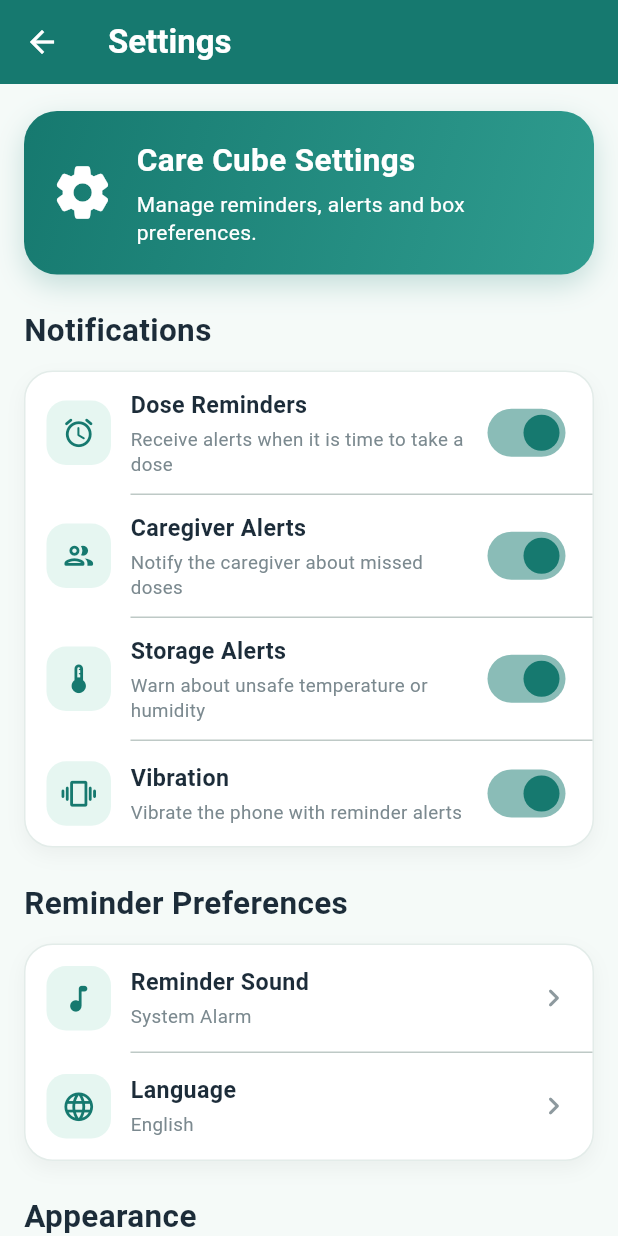
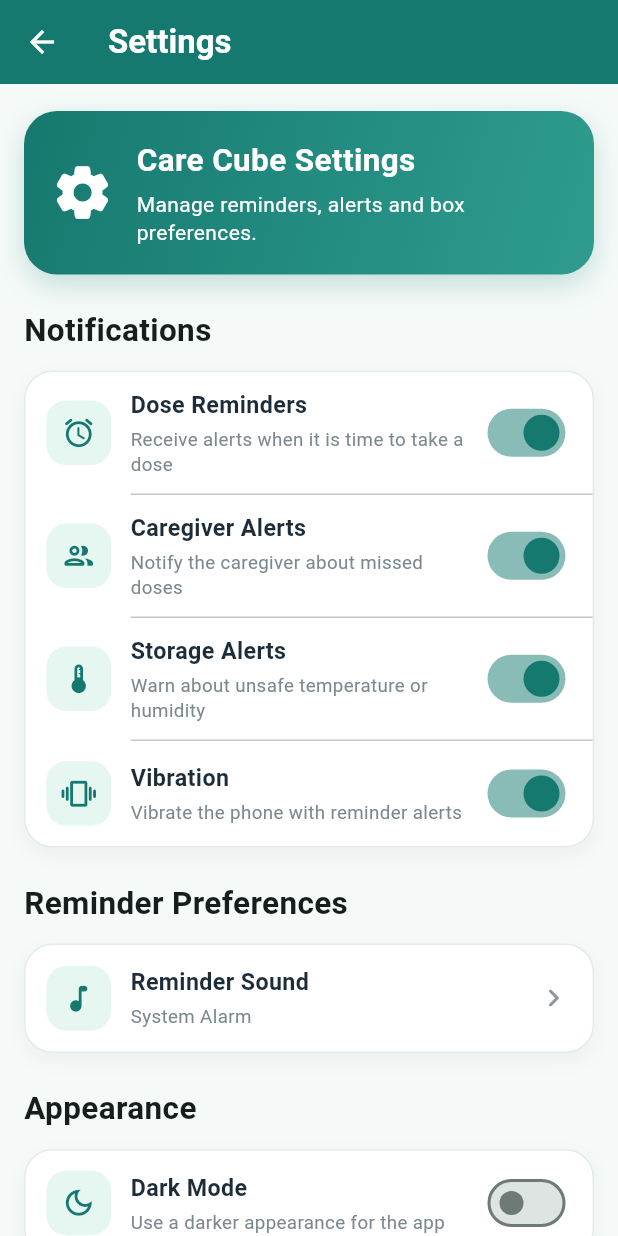
Before and after one commit to ZephyrNULL/care_cube-flutter, a Flutter app: the SettingsScreen screen opened directly, on a phone screen of 412 x 824 dp. Run offline on Flutter 3.47's test engine with Material 3 defaults, Android fonts, the phone set to English and light mode, and no system bars; our stand-ins replace flutter_local_notifications, shared_preferences, supabase_flutter, timezone; missing offline and left inert: mqtt_client; accounts and stored records are empty.

Commit message:
Add dark mode support, calibrate notifications, remove language setting, and link help to website

```diff
--- a/lib/screens/setting_screen.dart
+++ b/lib/screens/setting_screen.dart
@@ -1,10 +1,12 @@
 import 'package:flutter/material.dart';
 import 'package:shared_preferences/shared_preferences.dart';
 import 'package:supabase_flutter/supabase_flutter.dart';
+import 'package:url_launcher/url_launcher.dart';
 
 import '../main.dart';
 import '../services/esp32_service.dart';
 import '../services/supabase_config.dart';
+import '../services/notification_service.dart';
 import 'connect_box_screen.dart';
 
 class SettingsScreen extends StatefulWidget {
@@ -22,11 +24,11 @@ class _SettingsScreenState extends State<SettingsScreen> {
   bool darkMode = false;
 
   String alarmSound = 'alarm';
-  String language = 'English';
 
   String _boxIp = '';
   bool _isBoxConnected = false;
   final Esp32Service _esp32Service = Esp32Service();
+  final NotificationService _notificationService = NotificationService();
 
   @override
   void initState() {
@@ -43,7 +45,6 @@ class _SettingsScreenState extends State<SettingsScreen> {
       vibration = prefs.getBool('vibration') ?? true;
       darkMode = prefs.getBool('darkMode') ?? false;
       alarmSound = prefs.getString('alarm_sound') ?? 'alarm';
-      language = prefs.getString('language') ?? 'English';
       _boxIp = prefs.getString('esp32_ip') ?? '';
       _isBoxConnected = prefs.getBool('box_connected') ?? false;
     });
@@ -85,10 +86,19 @@ class _SettingsScreenState extends State<SettingsScreen> {
     }
   }
 
+  Future<void> _launchURL() async {
+    final Uri url = Uri.parse('https://www.carecube.com');
+    if (!await launchUrl(url, mode: LaunchMode.externalApplication)) {
+      _showDemoMessage('Could not launch website');
+    }
+  }
+
   @override
   Widget build(BuildContext context) {
+    final isDark = Theme.of(context).brightness == Brightness.dark;
+
     return Scaffold(
-      backgroundColor: const Color(0xFFF5FAF8),
+      backgroundColor: isDark ? const Color(0xFF121212) : const Color(0xFFF5FAF8),
       appBar: AppBar(
         title: const Text(
           'Settings',
@@ -108,17 +118,24 @@ class _SettingsScreenState extends State<SettingsScreen> {
             const _SettingsSectionTitle(title: 'Notifications'),
             const SizedBox(height: 12),
             _buildSettingsCard(
+              isDark: isDark,
               children: [
                 _buildSwitchTile(
                   icon: Icons.alarm_rounded,
                   title: 'Dose Reminders',
                   subtitle: 'Receive alerts when it is time to take a dose',
                   value: doseReminders,
-                  onChanged: (value) {
+                  onChanged: (value) async {
                     setState(() {
                       doseReminders = value;
                     });
-                    _saveSetting('doseReminders', value);
+                    await _saveSetting('doseReminders', value);
+                    if (!value) {
+                      await _notificationService.cancelAllAlarms();
+                      _showDemoMessage('All dose reminders cancelled.');
+                    } else {
+                      _showDemoMessage('Dose reminders will be active for new schedules.');
+                    }
                   },
                 ),
                 const _SettingsDivider(),
@@ -168,6 +185,7 @@ class _SettingsScreenState extends State<SettingsScreen> {
             const _SettingsSectionTitle(title: 'Reminder Preferences'),
             const SizedBox(height: 12),
             _buildSettingsCard(
+              isDark: isDark,
               children: [
                 _buildActionTile(
                   icon: Icons.music_note_rounded,
@@ -175,15 +193,6 @@ class _SettingsScreenState extends State<SettingsScreen> {
                   subtitle: alarmSound == 'alarm' ? 'System Alarm' : 'System Reminder',
                   onTap: () {
                     _showSoundPicker();
-                  },
-                ),
-                const _SettingsDivider(),
-                _buildActionTile(
-                  icon: Icons.language_rounded,
-                  title: 'Language',
-                  subtitle: language,
-                  onTap: () {
-                    _showLanguagePicker();
                   },
                 ),
               ],
@@ -194,6 +203,7 @@ class _SettingsScreenState extends State<SettingsScreen> {
             const _SettingsSectionTitle(title: 'Appearance'),
             const SizedBox(height: 12),
             _buildSettingsCard(
+              isDark: isDark,
               children: [
                 _buildSwitchTile(
                   icon: Icons.dark_mode_outlined,
@@ -205,14 +215,7 @@ class _SettingsScreenState extends State<SettingsScreen> {
                       darkMode = value;
                     });
                     _saveSetting('darkMode', value);
-
-                    ScaffoldMessenger.of(context).showSnackBar(
-                      const SnackBar(
-                        content: Text(
-                          'Dark mode preview only. Full theme support will be added later.',
-                        ),
-                      ),
-                    );
+                    themeNotifier.value = value ? ThemeMode.dark : ThemeMode.light;
                   },
                 ),
               ],
@@ -223,6 +226,7 @@ class _SettingsScreenState extends State<SettingsScreen> {
             const _SettingsSectionTitle(title: 'Care Cube'),
             const SizedBox(height: 12),
             _buildSettingsCard(
+              isDark: isDark,
               children: [
                 _buildActionTile(
                   icon: Icons.wifi_tethering_rounded,
@@ -270,6 +274,7 @@ class _SettingsScreenState extends State<SettingsScreen> {
             const _SettingsSectionTitle(title: 'Account'),
             const SizedBox(height: 12),
             _buildSettingsCard(
+              isDark: isDark,
               children: [
                 _buildActionTile(
                   icon: Icons.person_outline_rounded,
@@ -297,13 +302,14 @@ class _SettingsScreenState extends State<SettingsScreen> {
             const _SettingsSectionTitle(title: 'Support'),
             const SizedBox(height: 12),
             _buildSettingsCard(
+              isDark: isDark,
               children: [
                 _buildActionTile(
                   icon: Icons.help_outline_rounded,
                   title: 'Help & Support',
                   subtitle: 'Get help using Care Cube',
                   onTap: () {
-                    _showDemoMessage('Help and support page will be added later.');
+                    _launchURL();
                   },
                 ),
                 const _SettingsDivider(),
@@ -323,20 +329,20 @@ class _SettingsScreenState extends State<SettingsScreen> {
             Container(
               padding: const EdgeInsets.all(15),
               decoration: BoxDecoration(
-                color: const Color(0xFFE6F6F1),
+                color: isDark ? const Color(0xFF1E2825) : const Color(0xFFE6F6F1),
                 borderRadius: BorderRadius.circular(16),
                 border: Border.all(
                   color: const Color(0xFF16796F),
                 ),
               ),
-              child: const Row(
+              child: Row(
                 crossAxisAlignment: CrossAxisAlignment.start,
                 children: [
-                  Icon(
+                  const Icon(
                     Icons.check_circle_outline_rounded,
                     color: Color(0xFF16796F),
                   ),
-                  SizedBox(width: 11),
+                  const SizedBox(width: 11),
                   Expanded(
                     child: Text(
                       'Supabase authentication is active. '
@@ -344,7 +350,7 @@ class _SettingsScreenState extends State<SettingsScreen> {
                       style: TextStyle(
                         fontSize: 13,
                         height: 1.45,
-                        color: Color(0xFF135F58),
+                        color: isDark ? Colors.white70 : const Color(0xFF135F58),
                       ),
                     ),
                   ),
@@ -417,13 +423,14 @@ class _SettingsScreenState extends State<SettingsScreen> {
 
   Widget _buildSettingsCard({
     required List<Widget> children,
+    required bool isDark,
   }) {
     return Container(
       decoration: BoxDecoration(
-        color: Colors.white,
+        color: isDark ? const Color(0xFF1E1E1E) : Colors.white,
         borderRadius: BorderRadius.circular(19),
         border: Border.all(
-          color: const Color(0xFFE3ECE9),
+          color: isDark ? Colors.white12 : const Color(0xFFE3ECE9),
         ),
         boxShadow: [
           BoxShadow(
@@ -444,6 +451,8 @@ class _SettingsScreenState extends State<SettingsScreen> {
     required bool value,
     required ValueChanged<bool> onChanged,
   }) {
+    final isDark = Theme.of(context).brightness == Brightness.dark;
+
     return Padding(
       padding: const EdgeInsets.symmetric(
         horizontal: 14,
@@ -459,19 +468,19 @@ class _SettingsScreenState extends State<SettingsScreen> {
               children: [
                 Text(
                   title,
-                  style: const TextStyle(
+                  style: TextStyle(
                     fontSize: 15.5,
                     fontWeight: FontWeight.w600,
-                    color: Color(0xFF1C2C39),
+                    color: isDark ? Colors.white : const Color(0xFF1C2C39),
                   ),
                 ),
                 const SizedBox(height: 3),
                 Text(
                   subtitle,
-                  style: const TextStyle(
+                  style: TextStyle(
                     fontSize: 12.5,
                     height: 1.35,
-                    color: Color(0xFF7B898F),
+                    color: isDark ? Colors.white70 : const Color(0xFF7B898F),
                   ),
                 ),
               ],
@@ -494,6 +503,8 @@ class _SettingsScreenState extends State<SettingsScreen> {
     required String subtitle,
     required VoidCallback onTap,
   }) {
+    final isDark = Theme.of(context).brightness == Brightness.dark;
+
     return InkWell(
       onTap: onTap,
       borderRadius: BorderRadius.circular(19),
@@ -512,18 +523,18 @@ class _SettingsScreenState extends State<SettingsScreen> {
                 children: [
                   Text(
                     title,
-                    style: const TextStyle(
+                    style: TextStyle(
                       fontSize: 15.5,
                       fontWeight: FontWeight.w600,
-                      color: Color(0xFF1C2C39),
+                      color: isDark ? Colors.white : const Color(0xFF1C2C39),
                     ),
                   ),
                   const SizedBox(height: 3),
                   Text(
                     subtitle,
-                    style: const TextStyle(
+                    style: TextStyle(
                       fontSize: 12.5,
-                      color: Color(0xFF7B898F),
+                      color: isDark ? Colors.white70 : const Color(0xFF7B898F),
                     ),
                   ),
                 ],
@@ -598,61 +609,6 @@ class _SettingsScreenState extends State<SettingsScreen> {
 
                       _saveSetting('alarm_sound', value);
                       Navigator.pop(sheetContext);
-                    },
-                  ),
-                ),
-              ],
-            ),
-          ),
-        );
-      },
-    );
-  }
-
-  void _showLanguagePicker() {
-    showModalBottomSheet(
-      context: context,
-      shape: const RoundedRectangleBorder(
-        borderRadius: BorderRadius.vertical(
-          top: Radius.circular(24),
-        ),
-      ),
-      builder: (sheetContext) {
-        final languages = ['English', 'සිංහල', 'தமிழ்'];
-
-        return SafeArea(
-          child: Padding(
-            padding: const EdgeInsets.fromLTRB(20, 20, 20, 25),
-            child: Column(
-              mainAxisSize: MainAxisSize.min,
-              children: [
-                const Text(
-                  'Language',
-                  style: TextStyle(
-                    fontSize: 21,
-                    fontWeight: FontWeight.bold,
-                  ),
-                ),
-                const SizedBox(height: 12),
-                ...languages.map(
-                  (item) => RadioListTile<String>(
-                    value: item,
-                    groupValue: language,
-                    activeColor: const Color(0xFF16796F),
-                    title: Text(item),
-                    onChanged: (value) {
-                      if (value == null) return;
-
-                      setState(() {
-                        language = value;
-                      });
-
-                      _saveSetting('language', value);
-                      Navigator.pop(sheetContext);
-
-                      _showDemoMessage(
-                        'Full language translation will be added later.',
-                      );
                     },
                   ),
                 ),
@@ -824,7 +780,6 @@ class _SettingsSectionTitle extends StatelessWidget {
       style: const TextStyle(
         fontSize: 21,
         fontWeight: FontWeight.bold,
-        color: Color(0xFF1C2C39),
       ),
     );
   }
--- a/pubspec.yaml
+++ b/pubspec.yaml
@@ -42,6 +42,7 @@ dependencies:
   typed_data: ^1.3.2
   flutter_local_notifications: ^17.2.2
   timezone: ^0.9.4
+  url_launcher: ^6.3.0
 
 dev_dependencies:
   flutter_test:
```
Also changed, not shown: lib/main.dart (+24 -0 lines), lib/services/notification_service.dart (+12 -7 lines), pubspec.lock.
